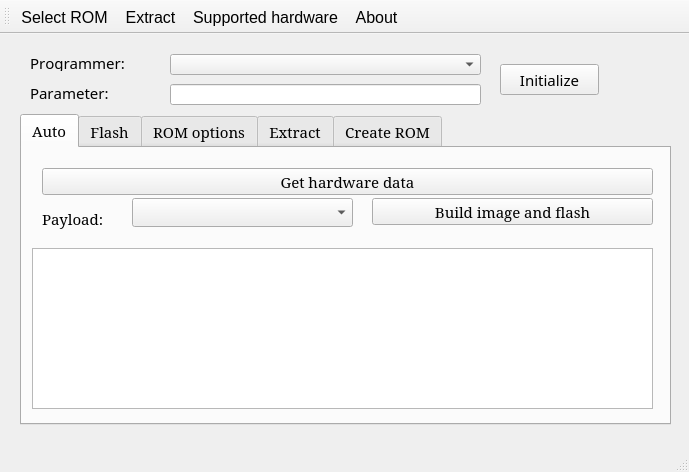
First picture: the form in mainwindow.ui, repository lukaszdmitrowski/coreboot_flashtool, before the edit.
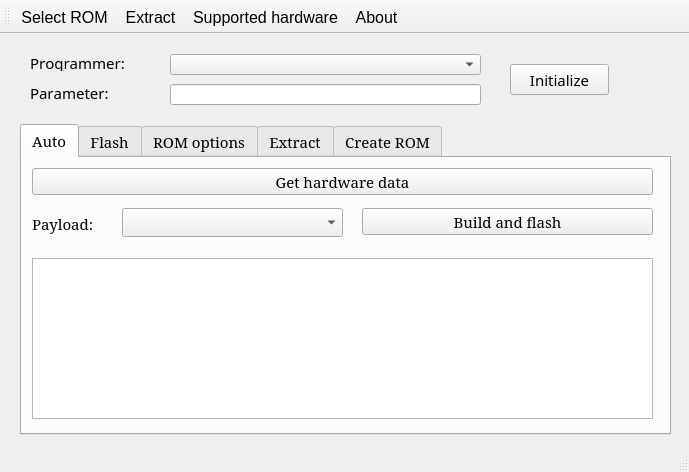
Second picture: the form after the edit. Icons and pictures are not drawn.

Commit message: [ADD] Initial automatic building of coreboot image

Diff of the .ui file:
```diff
--- a/mainwindow.ui
+++ b/mainwindow.ui
@@ -47,7 +47,7 @@
     <property name="geometry">
      <rect>
       <x>20</x>
-      <y>80</y>
+      <y>90</y>
       <width>651</width>
       <height>311</height>
      </rect>
@@ -71,10 +71,10 @@
      <widget class="QLabel" name="l_auto_payload">
       <property name="geometry">
        <rect>
-        <x>20</x>
-        <y>60</y>
-        <width>91</width>
-        <height>21</height>
+        <x>10</x>
+        <y>50</y>
+        <width>71</width>
+        <height>31</height>
        </rect>
       </property>
       <property name="text">
@@ -84,7 +84,7 @@
      <widget class="QComboBox" name="cb_auto_sel_payload">
       <property name="geometry">
        <rect>
-        <x>110</x>
+        <x>100</x>
         <y>50</y>
         <width>221</width>
         <height>29</height>
@@ -113,22 +113,22 @@
      <widget class="QPushButton" name="b_auto_flash">
       <property name="geometry">
        <rect>
-        <x>350</x>
+        <x>340</x>
         <y>50</y>
-        <width>281</width>
+        <width>291</width>
         <height>27</height>
        </rect>
       </property>
       <property name="text">
-       <string>Build image and flash</string>
+       <string>Build and flash</string>
       </property>
      </widget>
      <widget class="QPushButton" name="b_auto_get_hw_data">
       <property name="geometry">
        <rect>
-        <x>20</x>
-        <y>20</y>
-        <width>611</width>
+        <x>10</x>
+        <y>10</y>
+        <width>621</width>
         <height>27</height>
        </rect>
       </property>
@@ -799,7 +799,7 @@
    <widget class="QPushButton" name="b_init_prog">
     <property name="geometry">
      <rect>
-      <x>500</x>
+      <x>510</x>
       <y>30</y>
       <width>99</width>
       <height>31</height>
```
Left out of the diff: 22 changed lines with no effect on the pictures. The commit also changes 4 other files.
